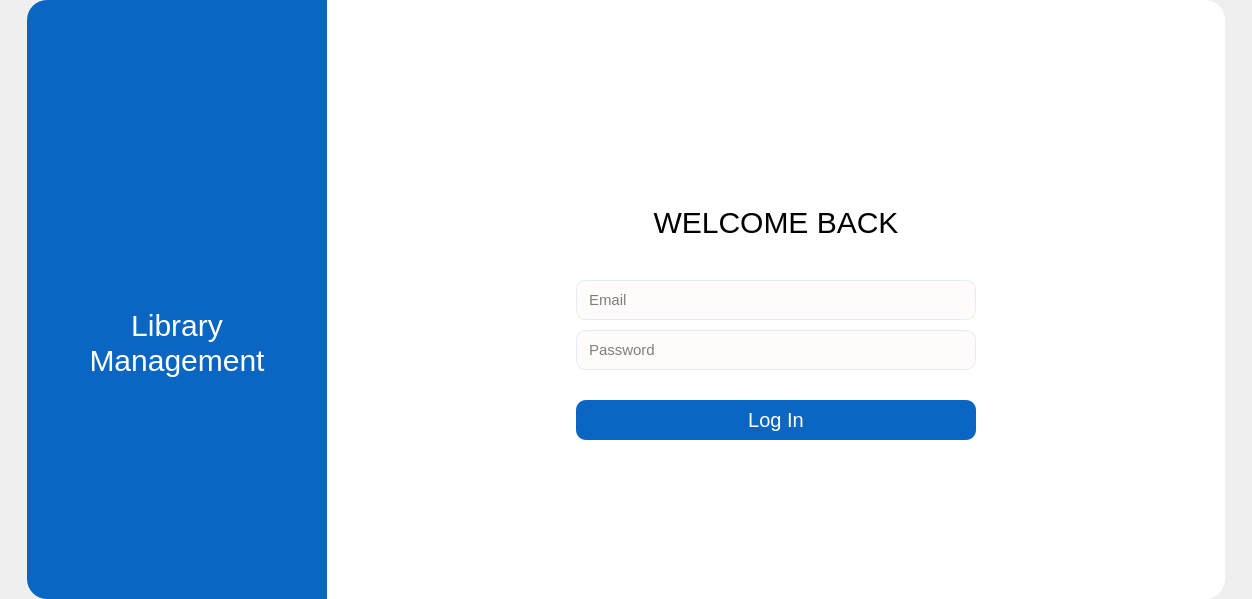
First picture: the form in LibraryManagementApp/View/Log_In.ui, repository Buggie404/FinalProject, before the edit.
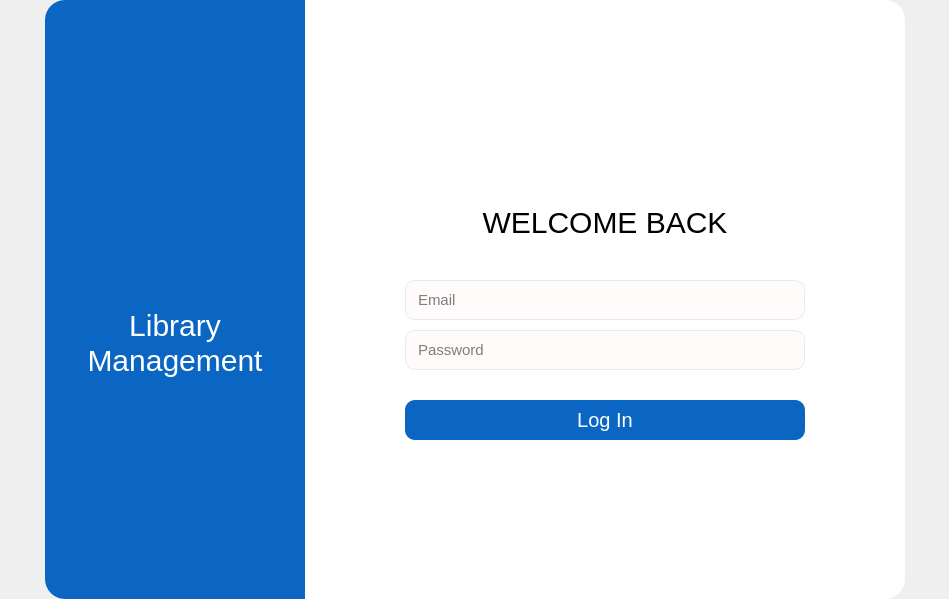
Second picture: the form after the edit. Icons and pictures are not drawn.

Diff of the .ui file:
```diff
--- a/LibraryManagementApp/View/Log_In.ui
+++ b/LibraryManagementApp/View/Log_In.ui
@@ -6,7 +6,7 @@
    <rect>
     <x>0</x>
     <y>0</y>
-    <width>1252</width>
+    <width>949</width>
     <height>599</height>
    </rect>
   </property>
@@ -124,13 +124,13 @@
      <widget class="QWidget" name="widgetTitle" native="true">
       <property name="minimumSize">
        <size>
-        <width>300</width>
+        <width>260</width>
         <height>391</height>
        </size>
       </property>
       <property name="maximumSize">
        <size>
-        <width>325</width>
+        <width>260</width>
         <height>605</height>
        </size>
       </property>
@@ -258,13 +258,13 @@
      <widget class="QWidget" name="widgetLogIn" native="true">
       <property name="minimumSize">
        <size>
-        <width>898</width>
+        <width>600</width>
         <height>391</height>
        </size>
       </property>
       <property name="maximumSize">
        <size>
-        <width>898</width>
+        <width>600</width>
         <height>605</height>
        </size>
       </property>
```
